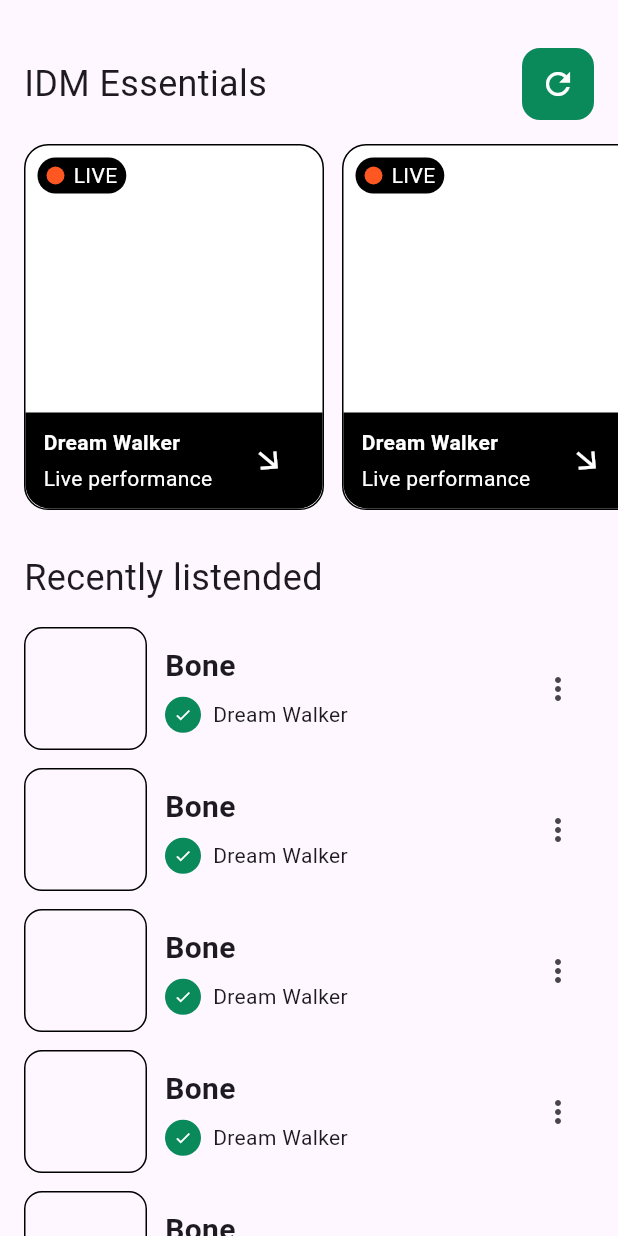
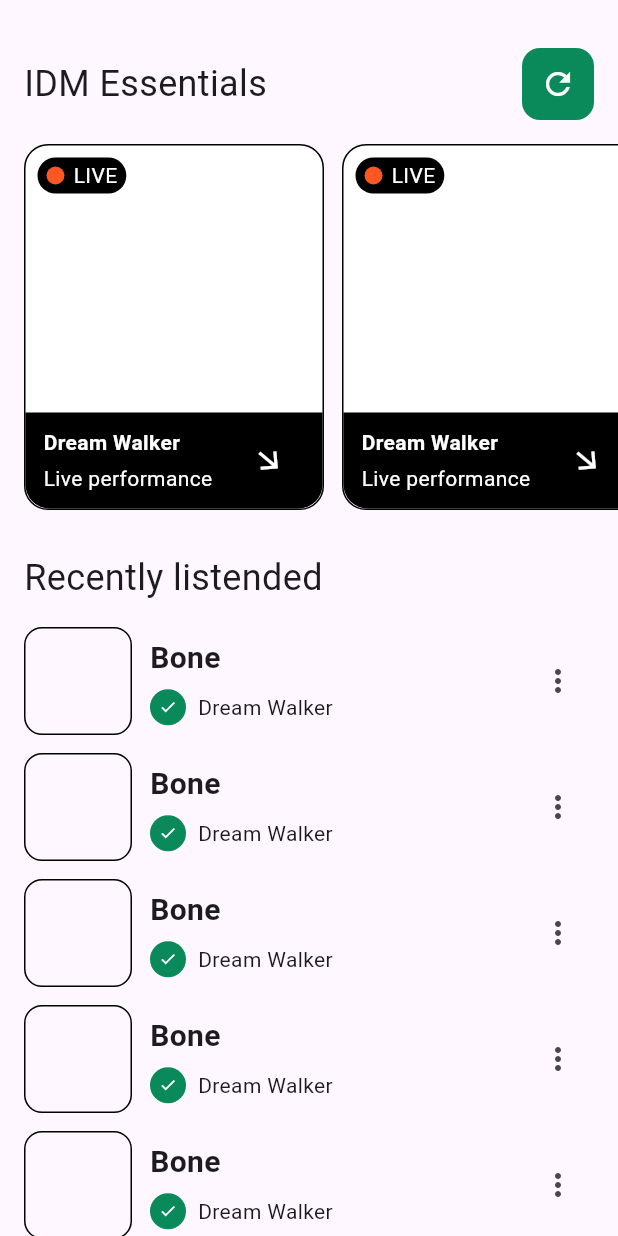
Before and after one commit to JAICHANGPARK/flutter_notebook_chapter_43, a Flutter app: the MusicPlayerIdmPage widget shown alone on an empty page, opened directly, on a phone screen of 412 x 824 dp. Run offline on Flutter 3.47's test engine with Material 3 defaults, Android fonts, the phone set to English and light mode, and no system bars; our stand-ins replace gap, hugeicons.

Commit message:
Update music_player_idm_page.dart

```diff
--- a/lib/ep2157_music_player_app/ui/home/widgets/music_player_idm_page.dart
+++ b/lib/ep2157_music_player_app/ui/home/widgets/music_player_idm_page.dart
@@ -147,8 +147,8 @@ class MusicPlayerIdmPage extends StatelessWidget {
                       spacing: 12,
                       children: [
                         Container(
-                          height: 82,
-                          width: 82,
+                          height: 72,
+                          width: 72,
                           decoration: BoxDecoration(borderRadius: BorderRadius.circular(12), border: Border.all()),
                         ),
                         Expanded(
```
